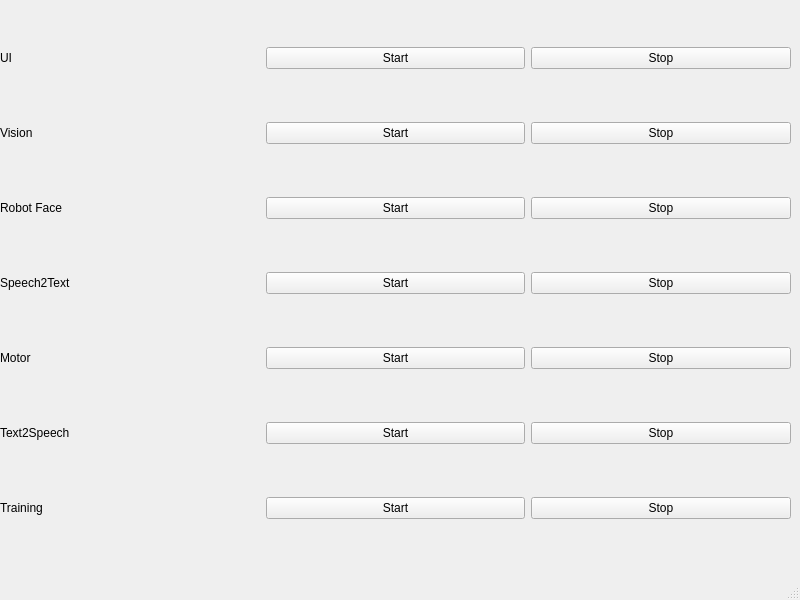
Old version of the form user_interface/views/ui/start.ui in the repository smattha/robotHuman.
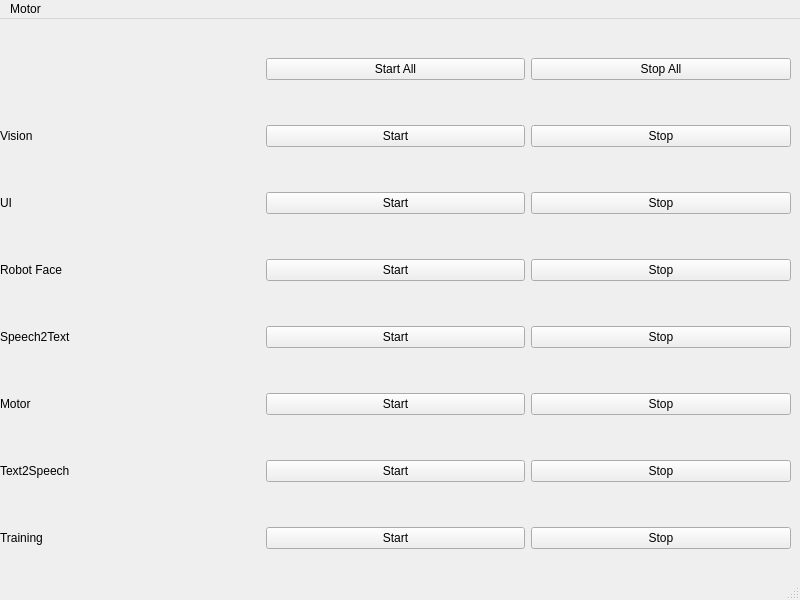
New version of the form.

```diff
--- a/user_interface/views/ui/start.ui
+++ b/user_interface/views/ui/start.ui
@@ -24,115 +24,129 @@
      </rect>
     </property>
     <layout class="QGridLayout" name="gridLayout">
-     <item row="2" column="1">
-      <widget class="QPushButton" name="pushButton_2">
-       <property name="text">
-        <string>Start</string>
-       </property>
-      </widget>
-     </item>
-     <item row="9" column="1">
-      <widget class="QPushButton" name="pushButton_7">
-       <property name="text">
-        <string>Start</string>
-       </property>
-      </widget>
-     </item>
-     <item row="2" column="0">
-      <widget class="QLabel" name="label_5">
-       <property name="text">
-        <string>Vision</string>
-       </property>
-      </widget>
-     </item>
      <item row="6" column="0">
-      <widget class="QLabel" name="label_6">
+      <widget class="QLabel" name="label_7">
        <property name="text">
-        <string>Text2Speech</string>
+        <string>Motor</string>
        </property>
       </widget>
      </item>
-     <item row="5" column="1">
-      <widget class="QPushButton" name="pushButton_5">
+     <item row="3" column="0">
+      <widget class="QLabel" name="label_5">
+       <property name="text">
+        <string>UI</string>
+       </property>
+      </widget>
+     </item>
+     <item row="3" column="1">
+      <widget class="QPushButton" name="uiStart">
        <property name="text">
         <string>Start</string>
        </property>
       </widget>
      </item>
-     <item row="9" column="0">
+     <item row="10" column="0">
       <widget class="QLabel" name="label_4">
        <property name="text">
         <string>Training</string>
        </property>
       </widget>
      </item>
-     <item row="4" column="1">
-      <widget class="QPushButton" name="pushButton_4">
+     <item row="1" column="2">
+      <widget class="QPushButton" name="visionStop">
        <property name="text">
-        <string>Start</string>
+        <string>Stop</string>
        </property>
       </widget>
      </item>
-     <item row="3" column="1">
-      <widget class="QPushButton" name="pushButton_3">
+     <item row="5" column="2">
+      <widget class="QPushButton" name="s2tStop">
        <property name="text">
-        <string>Start</string>
+        <string>Stop</string>
        </property>
       </widget>
      </item>
-     <item row="6" column="1">
-      <widget class="QPushButton" name="pushButton_6">
-       <property name="text">
-        <string>Start</string>
-       </property>
-      </widget>
-     </item>
-     <item row="0" column="1">
+     <item row="1" column="1">
       <widget class="QPushButton" name="visionStart">
        <property name="text">
         <string>Start</string>
        </property>
       </widget>
      </item>
-     <item row="3" column="0">
+     <item row="7" column="2">
+      <widget class="QPushButton" name="t2sStop">
+       <property name="text">
+        <string>Stop</string>
+       </property>
+      </widget>
+     </item>
+     <item row="10" column="1">
+      <widget class="QPushButton" name="trainingStart">
+       <property name="text">
+        <string>Start</string>
+       </property>
+      </widget>
+     </item>
+     <item row="7" column="0">
+      <widget class="QLabel" name="label_6">
+       <property name="text">
+        <string>Text2Speech</string>
+       </property>
+      </widget>
+     </item>
+     <item row="0" column="1">
+      <widget class="QPushButton" name="startAll">
+       <property name="text">
+        <string>Start All</string>
+       </property>
+      </widget>
+     </item>
+     <item row="4" column="1">
+      <widget class="QPushButton" name="robotFaceStart">
+       <property name="text">
+        <string>Start</string>
+       </property>
+      </widget>
+     </item>
+     <item row="10" column="2">
+      <widget class="QPushButton" name="trainingStop">
+       <property name="text">
+        <string>Stop</string>
+       </property>
+      </widget>
+     </item>
+     <item row="4" column="0">
       <widget class="QLabel" name="label_3">
        <property name="text">
         <string>Robot Face</string>
        </property>
       </widget>
      </item>
-     <item row="5" column="0">
-      <widget class="QLabel" name="label_7">
+     <item row="6" column="1">
+      <widget class="QPushButton" name="motorStart">
        <property name="text">
-        <string>Motor</string>
+        <string>Start</string>
        </property>
       </widget>
      </item>
-     <item row="0" column="0">
-      <widget class="QLabel" name="label_2">
+     <item row="6" column="2">
+      <widget class="QPushButton" name="motorStop">
        <property name="text">
-        <string>UI</string>
-       </property>
-      </widget>
-     </item>
-     <item row="4" column="0">
-      <widget class="QLabel" name="label">
-       <property name="text">
-        <string>Speech2Text</string>
+        <string>Stop</string>
        </property>
       </widget>
      </item>
      <item row="0" column="2">
       <widget class="QPushButton" name="pushButton_8">
        <property name="text">
-        <string>Stop</string>
+        <string>Stop All</string>
        </property>
       </widget>
      </item>
-     <item row="2" column="2">
-      <widget class="QPushButton" name="pushButton_9">
+     <item row="5" column="1">
+      <widget class="QPushButton" name="s2tStart">
        <property name="text">
-        <string>Stop</string>
+        <string>Start</string>
        </property>
       </widget>
      </item>
@@ -143,6 +157,20 @@
        </property>
       </widget>
      </item>
+     <item row="7" column="1">
+      <widget class="QPushButton" name="t2sStart">
+       <property name="text">
+        <string>Start</string>
+       </property>
+      </widget>
+     </item>
+     <item row="1" column="0">
+      <widget class="QLabel" name="label_2">
+       <property name="text">
+        <string>Vision</string>
+       </property>
+      </widget>
+     </item>
      <item row="4" column="2">
       <widget class="QPushButton" name="pushButton_11">
        <property name="text">
@@ -150,24 +178,10 @@
        </property>
       </widget>
      </item>
-     <item row="5" column="2">
-      <widget class="QPushButton" name="pushButton_12">
+     <item row="5" column="0">
+      <widget class="QLabel" name="label">
        <property name="text">
-        <string>Stop</string>
-       </property>
-      </widget>
-     </item>
-     <item row="6" column="2">
-      <widget class="QPushButton" name="pushButton_13">
-       <property name="text">
-        <string>Stop</string>
-       </property>
-      </widget>
-     </item>
-     <item row="9" column="2">
-      <widget class="QPushButton" name="pushButton_14">
-       <property name="text">
-        <string>Stop</string>
+        <string>Speech2Text</string>
        </property>
       </widget>
      </item>
@@ -183,6 +197,16 @@
      <height>20</height>
     </rect>
    </property>
+   <widget class="QMenu" name="menuMotor">
+    <property name="toolTip">
+     <string extracomment="Test"/>
+    </property>
+    <property name="title">
+     <string>Motor</string>
+    </property>
+    <addaction name="actionOffine"/>
+   </widget>
+   <addaction name="menuMotor"/>
   </widget>
   <widget class="QStatusBar" name="statusbar"/>
  </widget>
```
Left out of the diff: 11 changed lines with no effect on the pictures.
